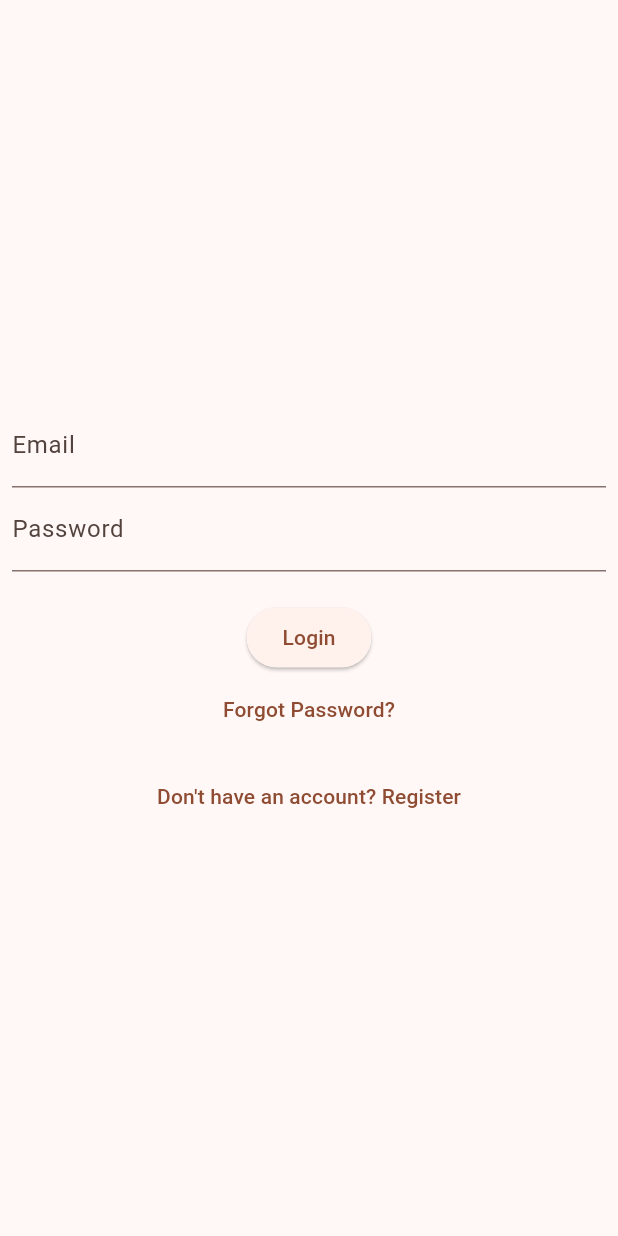
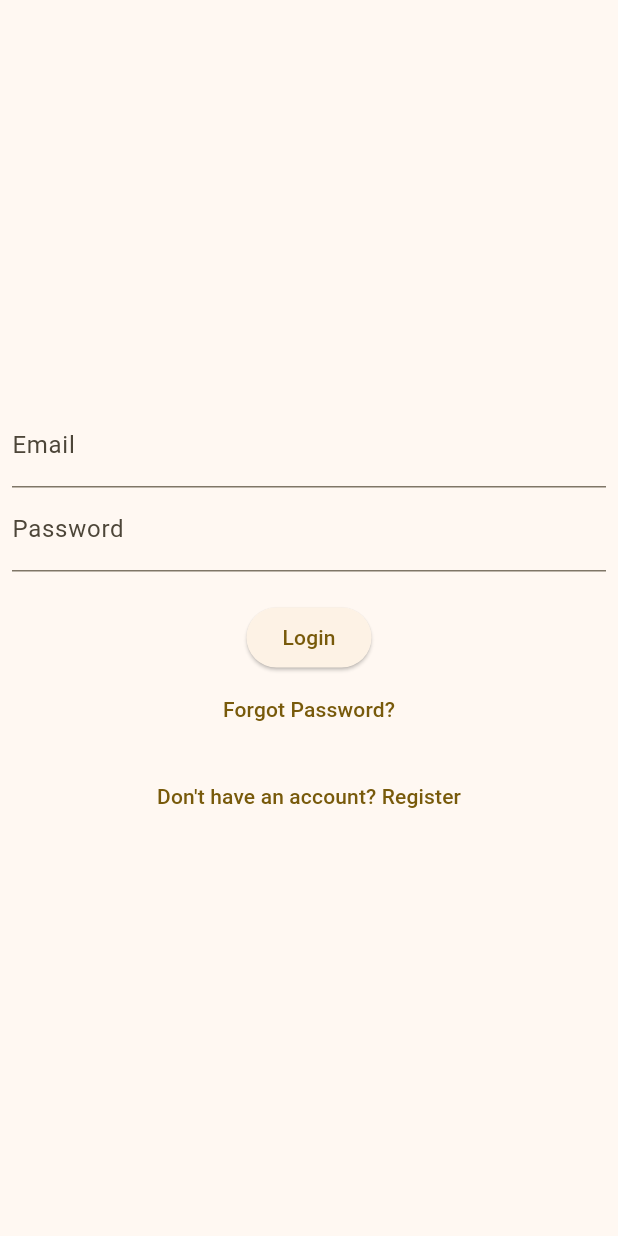
Before and after one commit to ohtenkay/remembeer, a Flutter app: the screen it shows after launch, on a phone screen of 412 x 824 dp. Run offline on Flutter 3.47's test engine with Material 3 defaults, Android fonts, the phone set to English and light mode, and no system bars; our stand-ins replace cloud_firestore, firebase_auth, firebase_core, flutter_svg, get_it, rxdart; accounts and stored records are empty; project files that could hold a hidden picture were left out.

Commit message:
feat: change seed color

```diff
--- a/lib/app.dart
+++ b/lib/app.dart
@@ -15,7 +15,7 @@ class App extends StatelessWidget {
     return MaterialApp(
       title: 'Remembeer',
       theme: ThemeData(
-        colorScheme: ColorScheme.fromSeed(seedColor: Colors.brown),
+        colorScheme: ColorScheme.fromSeed(seedColor: const Color(0xFFD4A017)),
         useMaterial3: true,
       ),
       home: _buildAuthGate(),
```
